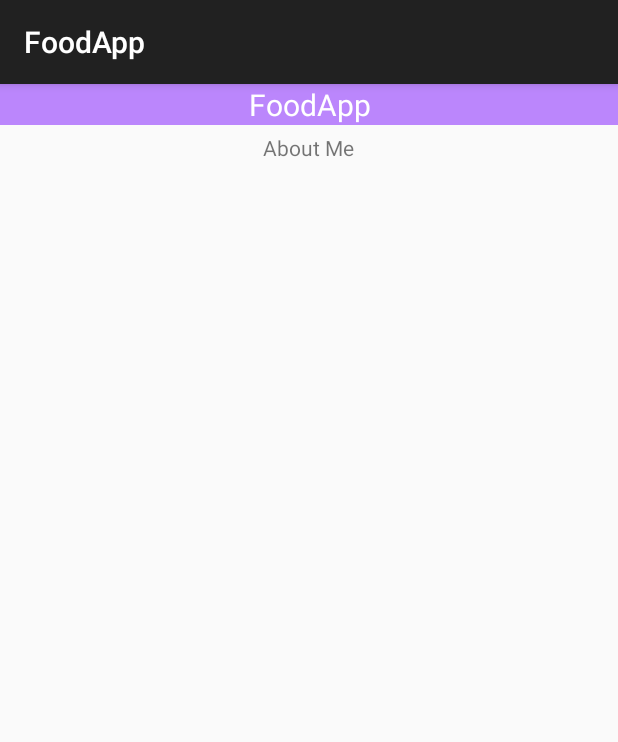
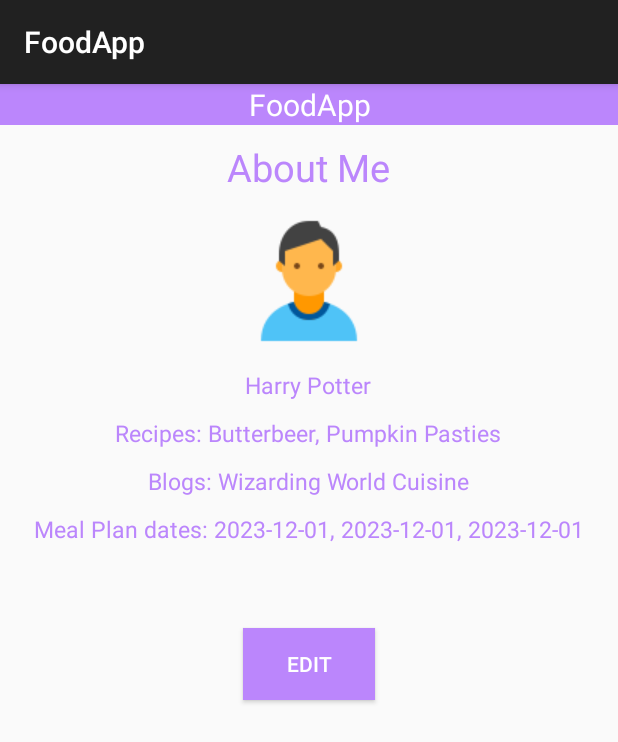
Before and after one commit to byam/food-app, an Android app built with Jetpack Compose: the fragment AboutMeFragment placed in its activity, on a phone screen of 412 x 824 dp. Shown: the top 742 px of the screen. Run offline under Robolectric (Android 15) with nearby library versions, the phone set to English and light mode, and no system bars.

Commit message:
about me

```diff
--- a/app/src/main/java/com/example/foodapp/data/User.kt
+++ b/app/src/main/java/com/example/foodapp/data/User.kt
@@ -7,4 +7,5 @@ data class User(
     val password: String, // h123123
     val phone: String, // 16122339211
     val imageUri: Int, // https://myimage.png
+    val bio: String = "",
 )
--- a/app/src/main/java/com/example/foodapp/fragment/AboutMeFragment.kt
+++ b/app/src/main/java/com/example/foodapp/fragment/AboutMeFragment.kt
@@ -1,5 +1,6 @@
 package com.example.foodapp.fragment
 
+import UserPreferences
 import android.os.Bundle
 import android.view.LayoutInflater
 import android.view.View
@@ -18,4 +19,20 @@ class AboutMeFragment: Fragment(){
         binding = FragmentAboutMeBinding.inflate(inflater, container, false)
         return binding.root
     }
+
+    override fun onViewCreated(view: View, savedInstanceState: Bundle?) {
+        super.onViewCreated(view, savedInstanceState)
+
+        val userPreferences = UserPreferences(requireContext())
+        val currentUser = userPreferences.getCurrentUser()
+        val recipes = userPreferences.getRecipes().filter { it.userId == currentUser!!.id }
+        val blogs = userPreferences.getBlogs().filter { it.userId == currentUser!!.id }
+        val plans = userPreferences.getMealPlans().filter { it.userId == currentUser!!.id }
+
+        binding.meName.text = currentUser!!.name
+        binding.meImage.setImageResource(currentUser.imageUri)
+        binding.meRecipeNames.text = "Recipes: ${ recipes.joinToString(separator = ", ") { it.name } }"
+        binding.meBlogsName.text = "Blogs: ${ blogs.joinToString(separator = ", ") { it.title } }"
+        binding.mePlanDates.text = "Meal Plan dates: ${ plans.joinToString(separator = ", ") { it.date } }"
+    }
 }
--- a/app/src/main/res/layout/fragment_about_me.xml
+++ b/app/src/main/res/layout/fragment_about_me.xml
@@ -9,6 +9,70 @@
         android:layout_height="wrap_content"
         android:layout_gravity="center"
         android:text="@string/about_me"
+        android:textColor="@color/purple_200"
+        android:textSize="25sp"
+        android:layout_margin="5sp"        />
+
+    <ImageView
+        android:layout_width="wrap_content"
+        android:layout_height="wrap_content"
+        android:src="@drawable/ic_avatar_male"
+        android:layout_gravity="center"
+        android:layout_margin="5sp"
+        android:id="@+id/me_image"
         />
 
+    <TextView
+        android:id="@+id/me_name"
+        android:layout_width="wrap_content"
+        android:layout_height="wrap_content"
+        android:text="@string/default_user_name"
+        android:layout_gravity="center"
+        android:textColor="@color/purple_200"
+        android:textSize="15sp"
+        android:layout_margin="5sp"
+        />
+
+    <TextView
+        android:id="@+id/me_recipe_names"
+        android:layout_width="wrap_content"
+        android:layout_height="wrap_content"
+        android:text="Written Recipes"
+        android:layout_gravity="center"
+        android:textColor="@color/purple_200"
+        android:textSize="15sp"
+        android:layout_margin="5sp"
+        />
+
+    <TextView
+        android:id="@+id/me_blogs_name"
+        android:layout_width="wrap_content"
+        android:layout_height="wrap_content"
+        android:text="Written Blogs"
+        android:layout_gravity="center"
+        android:textColor="@color/purple_200"
+        android:textSize="15sp"
+        android:layout_margin="5sp"
+        />
+
+    <TextView
+        android:id="@+id/me_plan_dates"
+        android:layout_width="wrap_content"
+        android:layout_height="wrap_content"
+        android:text="Meal Plans"
+        android:layout_gravity="center"
+        android:textColor="@color/purple_200"
+        android:textSize="15sp"
+        android:layout_margin="5sp"
+        />
+
+    <Button
+        android:layout_margin="50dp"
+        android:layout_width="wrap_content"
+        android:layout_height="wrap_content"
+        android:layout_gravity="center"
+        android:background="@color/purple_200"
+        android:textColor="@color/white"
+        android:text="@string/edit"
+    />
 </LinearLayout>
--- a/app/src/main/res/values/strings.xml
+++ b/app/src/main/res/values/strings.xml
@@ -37,6 +37,7 @@
     <string name="blog_content">Blog Content</string>
     <string name="add_new_blog">Add new blog</string>
     <string name="add">Add</string>
+    <string name="edit">Edit</string>
 
     <string-array name="meal_types">
         <item>Breakfast</item>
```
